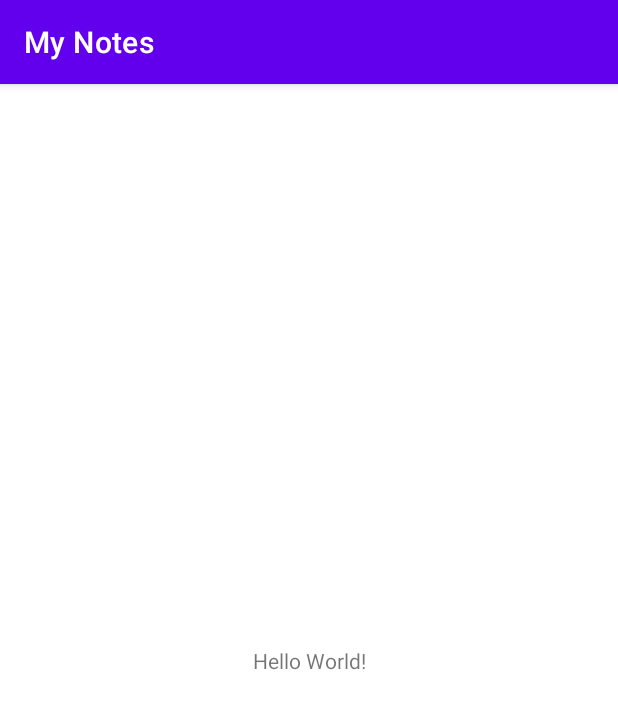
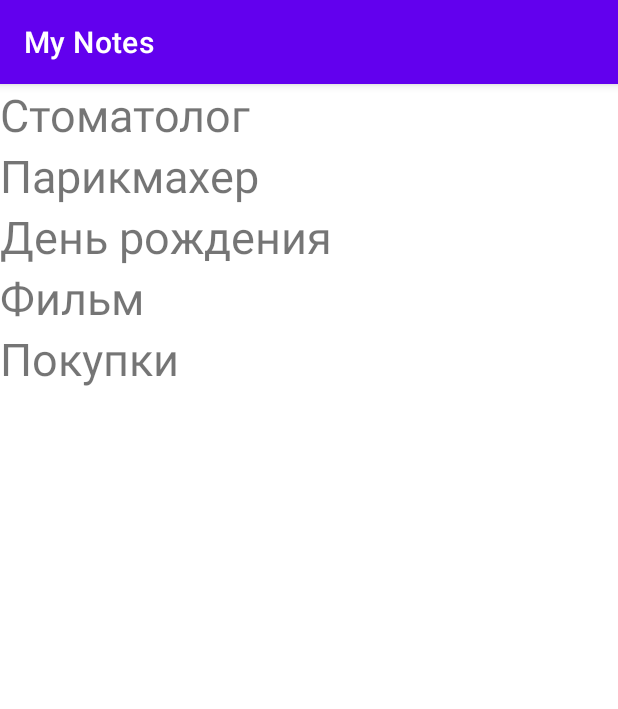
Before and after one commit to Weret90/My_Notes, an Android app: the screen it shows after launch (MainActivity), on a phone screen of 412 x 824 dp. Shown: the top 709 px of the screen. Run offline under Robolectric (Android 15) with nearby library versions, the phone set to English and light mode, and no system bars.

Commit message:
Сделал фрагмент с названиями заметок

```diff
--- a/app/build.gradle
+++ b/app/build.gradle
@@ -33,6 +33,7 @@ dependencies {
     implementation 'androidx.appcompat:appcompat:1.3.0'
     implementation 'com.google.android.material:material:1.3.0'
     implementation 'androidx.constraintlayout:constraintlayout:2.0.4'
+    implementation 'androidx.legacy:legacy-support-v4:1.0.0'
     testImplementation 'junit:junit:4.+'
     androidTestImplementation 'androidx.test.ext:junit:1.1.2'
     androidTestImplementation 'androidx.test.espresso:espresso-core:3.3.0'
--- /dev/null
+++ b/app/src/main/java/com/umbrella/mynotes/Note.java
@@ -0,0 +1,27 @@
+package com.umbrella.mynotes;
+
+public class Note {
+
+    private String title;
+    private String description;
+    private String dayOfWeek;
+
+    public Note(String title, String description, String dayOfWeek) {
+        this.title = title;
+        this.description = description;
+        this.dayOfWeek = dayOfWeek;
+    }
+
+    public String getTitle() {
+        return title;
+    }
+
+    public String getDescription() {
+        return description;
+    }
+
+    public String getDayOfWeek() {
+        return dayOfWeek;
+    }
+
+}
--- /dev/null
+++ b/app/src/main/java/com/umbrella/mynotes/NotesFragment.java
@@ -0,0 +1,50 @@
+package com.umbrella.mynotes;
+
+import android.content.Intent;
+import android.os.Bundle;
+import android.view.LayoutInflater;
+import android.view.View;
+import android.view.ViewGroup;
+import android.widget.LinearLayout;
+import android.widget.TextView;
+
+import androidx.annotation.NonNull;
+import androidx.annotation.Nullable;
+import androidx.fragment.app.Fragment;
+
+import java.util.ArrayList;
+
+public class NotesFragment extends Fragment {
+
+    // При создании фрагмента укажем его макет
+    @Override
+    public View onCreateView(LayoutInflater inflater, ViewGroup container,
+                             Bundle savedInstanceState) {
+        return inflater.inflate(R.layout.fragment_notes, container, false);
+    }
+
+    // вызывается после создания макета фрагмента, здесь мы проинициализируем список
+    @Override
+    public void onViewCreated(@NonNull View view, @Nullable Bundle savedInstanceState) {
+        super.onViewCreated(view, savedInstanceState);
+        initList(view);
+    }
+
+    private void initList(View view) {
+        LinearLayout layoutView = (LinearLayout) view;
+
+        ArrayList<Note> notes = NotesRepository.getNotes();
+
+        // В этом цикле создаём элемент TextView,
+        // заполняем его значениями,
+        // и добавляем на экран.
+        // Кроме того, создаём обработку касания на элемент
+        for (int i = 0; i < notes.size(); i++) {
+            String title = notes.get(i).getTitle();
+            TextView textView = new TextView(getContext());
+            textView.setText(title);
+            textView.setTextSize(30);
+            layoutView.addView(textView);
+        }
+    }
+}
--- /dev/null
+++ b/app/src/main/java/com/umbrella/mynotes/NotesRepository.java
@@ -0,0 +1,16 @@
+package com.umbrella.mynotes;
+
+import java.util.ArrayList;
+
+public class NotesRepository {
+
+    public static ArrayList<Note> getNotes() {
+        ArrayList<Note> notes = new ArrayList<>();
+        notes.add(new Note("Стоматолог", "В 11 часов сходить к стоматологу", "Вторник"));
+        notes.add(new Note("Парикмахер", "В 15 часов сходить к парикмахеру", "Воскресенье"));
+        notes.add(new Note("День рождения", "Вечером пойти на ДР", "Суббота"));
+        notes.add(new Note("Фильм", "В 17 часов сходить в кино", "Пятница"));
+        notes.add(new Note("Покупки", "Купить хлеб и молоко", "Среда"));
+        return notes;
+    }
+}
--- a/app/src/main/res/layout/activity_main.xml
+++ b/app/src/main/res/layout/activity_main.xml
@@ -1,18 +1,13 @@
-<?xml version="1.0" encoding="utf-8"?>
-<androidx.constraintlayout.widget.ConstraintLayout xmlns:android="http://schemas.android.com/apk/res/android"
-    xmlns:app="http://schemas.android.com/apk/res-auto"
-    xmlns:tools="http://schemas.android.com/tools"
+<?xml version="1.0" encoding="utf-8"?><!-- это макет для портретной ориентации -->
+<!-- в портретной ориентации у activity только один фрагмент -->
+<FrameLayout xmlns:android="http://schemas.android.com/apk/res/android"
     android:layout_width="match_parent"
-    android:layout_height="match_parent"
-    tools:context=".MainActivity">
+    android:layout_height="match_parent">
 
-    <TextView
-        android:layout_width="wrap_content"
-        android:layout_height="wrap_content"
-        android:text="Hello World!"
-        app:layout_constraintBottom_toBottomOf="parent"
-        app:layout_constraintLeft_toLeftOf="parent"
-        app:layout_constraintRight_toRightOf="parent"
-        app:layout_constraintTop_toTopOf="parent" />
+    <fragment
+        android:id="@+id/cities"
+        android:name="com.umbrella.mynotes.NotesFragment"
+        android:layout_width="match_parent"
+        android:layout_height="match_parent" />
 
-</androidx.constraintlayout.widget.ConstraintLayout>
+</FrameLayout>
--- /dev/null
+++ b/app/src/main/res/layout/fragment_notes.xml
@@ -0,0 +1,5 @@
+<?xml version="1.0" encoding="utf-8"?>
+<LinearLayout xmlns:android="http://schemas.android.com/apk/res/android"
+    android:layout_width="match_parent"
+    android:layout_height="match_parent"
+    android:orientation="vertical"/>
```
